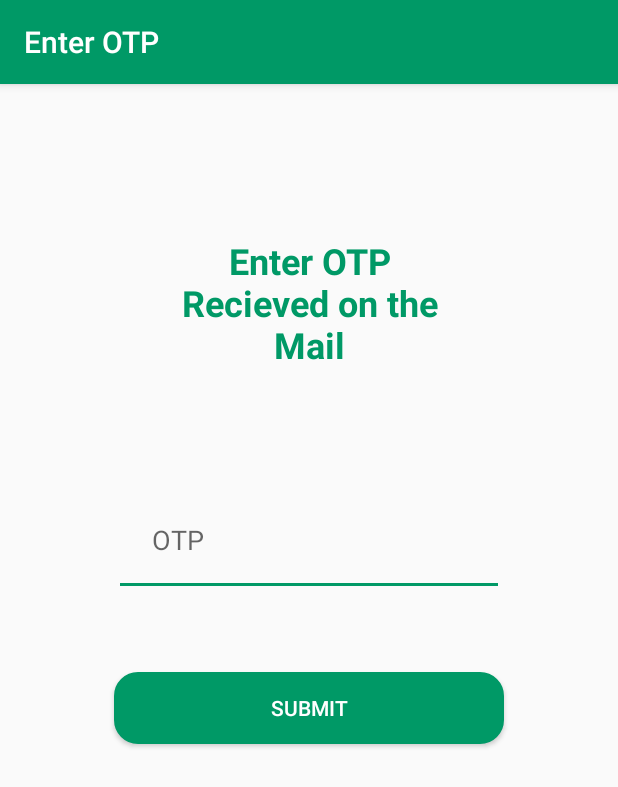
After one commit to teknaS47/Persona, an Android app: the Enter_OTP screen opened directly, with no data from a screen before it, on a phone screen of 412 x 824 dp. The commit adds this screen. Shown: the top 787 px of the screen. Run offline under Robolectric (Android 15) with nearby library versions, the phone set to English and light mode, and no system bars; network calls fail.

Commit message:
OTP is working

```diff
--- a/app/src/main/AndroidManifest.xml
+++ b/app/src/main/AndroidManifest.xml
@@ -40,7 +40,11 @@
             </intent-filter>
         </service>
 
-        <activity android:name=".teacher_coordinator"></activity>
+        <activity android:name=".teacher_coordinator" />
+        <activity
+            android:name=".Enter_OTP"
+            android:label="@string/title_activity_enter__otp"
+            android:theme="@style/AppTheme"></activity>
     </application>
 
 </manifest>
--- /dev/null
+++ b/app/src/main/java/com/mit/persona/Enter_OTP.java
@@ -0,0 +1,47 @@
+package com.mit.persona;
+
+import android.content.Intent;
+import android.os.Bundle;
+import android.support.design.widget.FloatingActionButton;
+import android.support.design.widget.Snackbar;
+import android.support.v7.app.AppCompatActivity;
+import android.support.v7.widget.Toolbar;
+import android.util.Log;
+import android.view.View;
+import android.widget.EditText;
+import android.widget.Toast;
+
+public class Enter_OTP extends AppCompatActivity {
+
+    @Override
+    protected void onCreate(Bundle savedInstanceState) {
+        super.onCreate(savedInstanceState);
+        setContentView(R.layout.activity_enter__otp);
+        Toolbar toolbar = (Toolbar) findViewById(R.id.toolbar);
+        setSupportActionBar(toolbar);
+
+
+    }
+
+    public void checkotp(View view) {
+
+        EditText enteredOtp = (EditText)findViewById(R.id.editText);
+        String currentOtp = enteredOtp.getText().toString();
+        Log.d("OTP generated",""+pageDetails.otp);
+        if(currentOtp.equals(pageDetails.otp)){
+            Toast toast = Toast.makeText(getApplicationContext(),
+                    "OTP Matched",
+                    Toast.LENGTH_SHORT);
+            toast.show();
+            databaseOperations.register(this);
+            Intent i = new Intent(this,loginActivity.class);
+            startActivity(i);
+        }
+        else{
+            Toast toast = Toast.makeText(getApplicationContext(),
+                    "OTP MAtch failed please try again",
+                    Toast.LENGTH_SHORT);
+            toast.show();
+        }
+    }
+}
--- a/app/src/main/java/com/mit/persona/databaseOperations.java
+++ b/app/src/main/java/com/mit/persona/databaseOperations.java
@@ -103,11 +103,11 @@ public class databaseOperations {
         requestQueue.add(jsonObjectRequest);
     }
 
-    public static void register(Context register) {
+    public static void register(Enter_OTP enter_otp) {
 
         Log.e("Call Successful", "REGISTER EVENTS");
 
-        RequestQueue requestQueue = Volley.newRequestQueue(register);
+        RequestQueue requestQueue = Volley.newRequestQueue(enter_otp);
 
         JSONObject postparams = null;
         try {
--- a/app/src/main/java/com/mit/persona/pageDetails.java
+++ b/app/src/main/java/com/mit/persona/pageDetails.java
@@ -19,4 +19,5 @@ public class pageDetails {
 
 
     public static boolean alreadyExists;
-    }
+    public static String otp;
+}
--- /dev/null
+++ b/app/src/main/res/layout/activity_enter__otp.xml
@@ -0,0 +1,26 @@
+<?xml version="1.0" encoding="utf-8"?>
+<android.support.design.widget.CoordinatorLayout xmlns:android="http://schemas.android.com/apk/res/android"
+    xmlns:app="http://schemas.android.com/apk/res-auto"
+    xmlns:tools="http://schemas.android.com/tools"
+    android:layout_width="match_parent"
+    android:layout_height="match_parent"
+    tools:context=".Enter_OTP">
+
+    <android.support.design.widget.AppBarLayout
+        android:layout_width="match_parent"
+        android:layout_height="wrap_content"
+        android:theme="@style/AppTheme.AppBarOverlay">
+
+        <android.support.v7.widget.Toolbar
+            android:id="@+id/toolbar"
+            android:layout_width="match_parent"
+            android:layout_height="?attr/actionBarSize"
+            android:background="?attr/colorPrimary"
+            app:popupTheme="@style/AppTheme.PopupOverlay" />
+
+    </android.support.design.widget.AppBarLayout>
+
+    <include layout="@layout/content_enter__otp" />
+
+
+</android.support.design.widget.CoordinatorLayout>
--- /dev/null
+++ b/app/src/main/res/layout/content_enter__otp.xml
@@ -0,0 +1,64 @@
+<?xml version="1.0" encoding="utf-8"?>
+<android.support.constraint.ConstraintLayout xmlns:android="http://schemas.android.com/apk/res/android"
+    xmlns:app="http://schemas.android.com/apk/res-auto"
+    xmlns:tools="http://schemas.android.com/tools"
+    android:layout_width="match_parent"
+    android:layout_height="match_parent"
+    app:layout_behavior="@string/appbar_scrolling_view_behavior"
+    tools:context=".Enter_OTP"
+    tools:showIn="@layout/activity_enter__otp">
+
+    <LinearLayout
+        android:layout_width="0dp"
+        android:layout_height="0dp"
+        android:layout_margin="25dp"
+        android:orientation="vertical"
+        android:padding="25dp"
+        app:layout_constraintBottom_toBottomOf="parent"
+        app:layout_constraintEnd_toEndOf="parent"
+        app:layout_constraintStart_toStartOf="parent"
+        app:layout_constraintTop_toTopOf="parent">
+
+        <Space
+            android:layout_width="match_parent"
+            android:layout_height="wrap_content" />
+
+        <TextView
+            android:id="@+id/textView3"
+            android:layout_width="match_parent"
+            android:layout_height="wrap_content"
+            android:layout_margin="25dp"
+            android:padding="25dp"
+            android:text="Enter OTP Recieved on the Mail"
+            android:textAlignment="center"
+            android:textAllCaps="false"
+            android:textColor="@color/colorPrimary"
+            android:textSize="24sp"
+            android:textStyle="bold" />
+
+        <EditText
+            android:id="@+id/editText"
+            android:layout_width="match_parent"
+            android:layout_height="wrap_content"
+            android:layout_margin="25dp"
+            android:ems="10"
+            android:hint="OTP"
+            android:inputType="number"
+            android:padding="25dp" />
+
+        <Space
+            android:layout_width="match_parent"
+            android:layout_height="wrap_content" />
+
+        <Button
+            android:id="@+id/button10"
+            android:layout_width="match_parent"
+            android:layout_height="wrap_content"
+            android:layout_margin="25dp"
+            android:background="@drawable/shapecol"
+            android:backgroundTint="@color/colorPrimary"
+            android:text="Submit"
+            android:onClick="checkotp"
+            android:textColor="@color/white" />
+    </LinearLayout>
+</android.support.constraint.ConstraintLayout>
--- a/app/src/main/res/layout/content_register.xml
+++ b/app/src/main/res/layout/content_register.xml
@@ -166,6 +166,7 @@
                 android:onClick="registerevent"
                 android:text="Register Now"
                 android:textColor="@color/white" />
+
         </LinearLayout>
     </ScrollView>
 
--- a/app/src/main/res/values/strings.xml
+++ b/app/src/main/res/values/strings.xml
@@ -14,4 +14,5 @@
     <string name="title_activity_register">Register</string>
     <string name="title_activity_event_registration">eventRegistration</string>
     <string name="home_button">HOME</string>
+    <string name="title_activity_enter__otp">Enter OTP</string>
 </resources>
```
Also changed, not shown: app/build.gradle (+4 -4 lines), app/src/main/java/com/mit/persona/Register.java (+20 -1 lines), app/src/main/java/com/mit/persona/emailVerify.java (added, +88 -0 lines).
